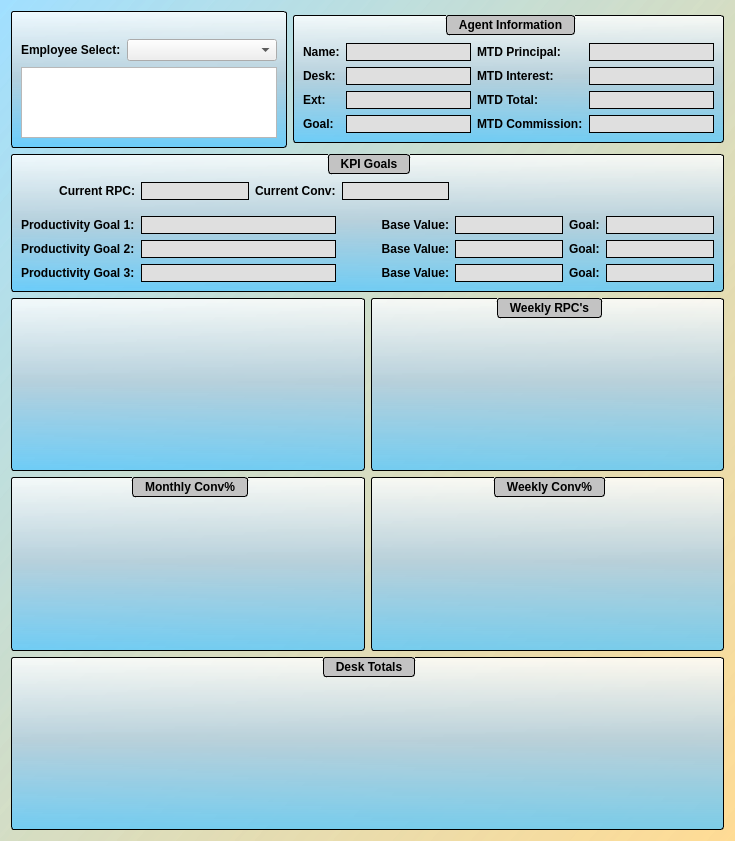
Old version of the form agent_details.ui in the repository jakesb27/Manager_KPI_Tracker.
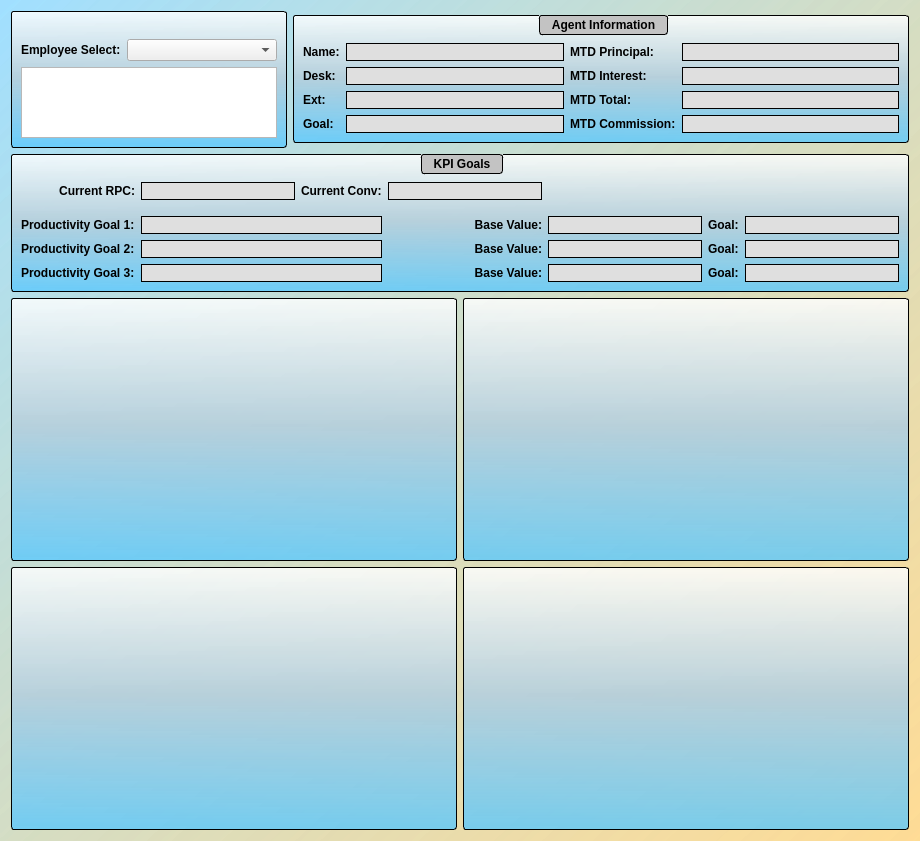
New version of the form. Icons and pictures are not drawn.

Diff of the .ui file:
```diff
--- a/agent_details.ui
+++ b/agent_details.ui
@@ -6,7 +6,7 @@
    <rect>
     <x>0</x>
     <y>0</y>
-    <width>714</width>
+    <width>920</width>
     <height>841</height>
    </rect>
   </property>
@@ -341,39 +341,140 @@
     <layout class="QGridLayout" name="gridLayout_5">
      <item row="0" column="1">
       <widget class="QGroupBox" name="weekRPCbox">
-       <property name="title">
-        <string>Weekly RPC's</string>
+       <property name="sizePolicy">
+        <sizepolicy hsizetype="MinimumExpanding" vsizetype="MinimumExpanding">
+         <horstretch>0</horstretch>
+         <verstretch>0</verstretch>
+        </sizepolicy>
        </property>
-      </widget>
-     </item>
-     <item row="1" column="1">
-      <widget class="QGroupBox" name="weekConvBox">
+       <property name="styleSheet">
+        <string notr="true">QGroupBox{
+	background-color: qlineargradient(spread:pad, x1:0.5, y1:0, x2:0.5, y2:1, stop:0 rgba(255, 255, 255, 209), stop:0.485876 rgba(181, 207, 220, 239), stop:1 rgba(85, 199, 255, 196));
+	border: 1px solid black;
+	border-radius: 3px;
+	margin-top: 1ex;
+	padding-top: 0;
+	font: 11pt &quot;Corbel&quot;;
+	font-weight: bold;
+}
+QGroupBox::title{
+	background-color: rgb(195, 195, 195);
+	border: 1px solid black;
+	border-radius: 3px;
+	padding: 2 10px;
+	subcontrol-origin: margin;
+	subcontrol-position: top;
+	font: 11pt &quot;Corbel&quot;;
+	font-weight: bold;
+}</string>
+       </property>
        <property name="title">
-        <string>Weekly Conv%</string>
+        <string/>
        </property>
       </widget>
      </item>
      <item row="1" column="0">
       <widget class="QGroupBox" name="monthConvBox">
+       <property name="sizePolicy">
+        <sizepolicy hsizetype="MinimumExpanding" vsizetype="MinimumExpanding">
+         <horstretch>0</horstretch>
+         <verstretch>0</verstretch>
+        </sizepolicy>
+       </property>
+       <property name="styleSheet">
+        <string notr="true">QGroupBox{
+	background-color: qlineargradient(spread:pad, x1:0.5, y1:0, x2:0.5, y2:1, stop:0 rgba(255, 255, 255, 209), stop:0.485876 rgba(181, 207, 220, 239), stop:1 rgba(85, 199, 255, 196));
+	border: 1px solid black;
+	border-radius: 3px;
+	margin-top: 1ex;
+	padding-top: 0;
+	font: 11pt &quot;Corbel&quot;;
+	font-weight: bold;
+}
+QGroupBox::title{
+	background-color: rgb(195, 195, 195);
+	border: 1px solid black;
+	border-radius: 3px;
+	padding: 2 10px;
+	subcontrol-origin: margin;
+	subcontrol-position: top;
+	font: 11pt &quot;Corbel&quot;;
+	font-weight: bold;
+}</string>
+       </property>
        <property name="title">
-        <string>Monthly Conv%</string>
+        <string/>
+       </property>
+      </widget>
+     </item>
+     <item row="1" column="1">
+      <widget class="QGroupBox" name="weekConvBox">
+       <property name="sizePolicy">
+        <sizepolicy hsizetype="MinimumExpanding" vsizetype="MinimumExpanding">
+         <horstretch>0</horstretch>
+         <verstretch>0</verstretch>
+        </sizepolicy>
+       </property>
+       <property name="styleSheet">
+        <string notr="true">QGroupBox{
+	background-color: qlineargradient(spread:pad, x1:0.5, y1:0, x2:0.5, y2:1, stop:0 rgba(255, 255, 255, 209), stop:0.485876 rgba(181, 207, 220, 239), stop:1 rgba(85, 199, 255, 196));
+	border: 1px solid black;
+	border-radius: 3px;
+	margin-top: 1ex;
+	padding-top: 0;
+	font: 11pt &quot;Corbel&quot;;
+	font-weight: bold;
+}
+QGroupBox::title{
+	background-color: rgb(195, 195, 195);
+	border: 1px solid black;
+	border-radius: 3px;
+	padding: 2 10px;
+	subcontrol-origin: margin;
+	subcontrol-position: top;
+	font: 11pt &quot;Corbel&quot;;
+	font-weight: bold;
+}</string>
+       </property>
+       <property name="title">
+        <string/>
        </property>
       </widget>
      </item>
      <item row="0" column="0">
       <widget class="QGroupBox" name="monthRPCbox">
+       <property name="sizePolicy">
+        <sizepolicy hsizetype="MinimumExpanding" vsizetype="MinimumExpanding">
+         <horstretch>0</horstretch>
+         <verstretch>0</verstretch>
+        </sizepolicy>
+       </property>
+       <property name="styleSheet">
+        <string notr="true">QGroupBox{
+	background-color: qlineargradient(spread:pad, x1:0.5, y1:0, x2:0.5, y2:1, stop:0 rgba(255, 255, 255, 209), stop:0.485876 rgba(181, 207, 220, 239), stop:1 rgba(85, 199, 255, 196));
+	border: 1px solid black;
+	border-radius: 3px;
+	margin-top: 1ex;
+	padding-top: 0;
+	font: 11pt &quot;Corbel&quot;;
+	font-weight: bold;
+}
+QGroupBox::title{
+	background-color: rgb(195, 195, 195);
+	border: 1px solid black;
+	border-radius: 3px;
+	padding: 2 10px;
+	subcontrol-origin: margin;
+	subcontrol-position: top;
+	font: 11pt &quot;Corbel&quot;;
+	font-weight: bold;
+}</string>
+       </property>
        <property name="title">
         <string/>
        </property>
       </widget>
      </item>
-     <item row="2" column="0" colspan="2">
-      <widget class="QGroupBox" name="totalsBox">
-       <property name="title">
-        <string>Desk Totals</string>
-       </property>
-      </widget>
-     </item>
     </layout>
    </item>
    <item row="1" column="0" colspan="2">
```
